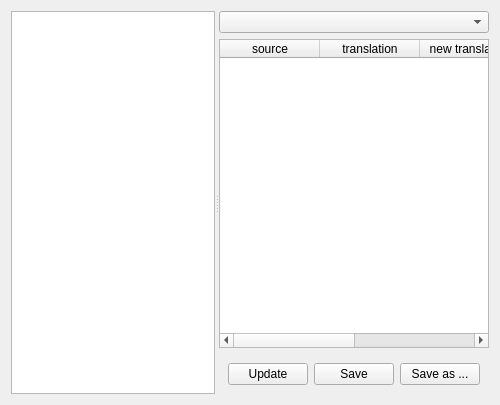
AriyaConseils/MarleneTranslation, file src/linguist/linguistpagecontroller.ui: the form before one commit.
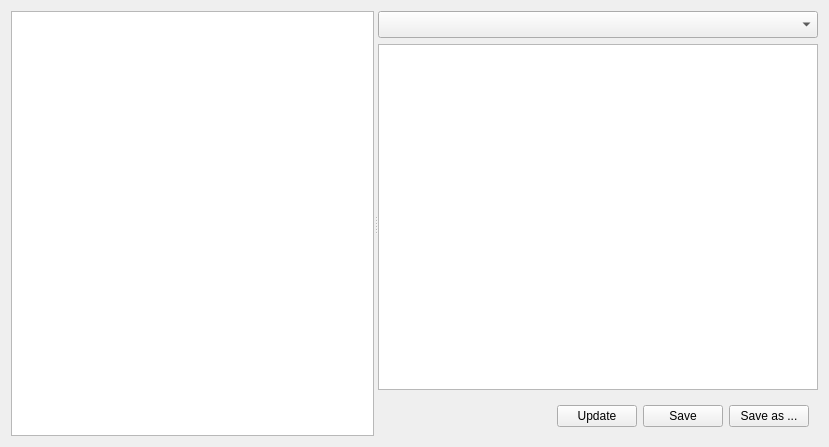
The form after the commit. Custom widgets are drawn as their Qt base class.

Diff of the .ui file:
```diff
--- a/src/linguist/linguistpagecontroller.ui
+++ b/src/linguist/linguistpagecontroller.ui
@@ -6,8 +6,8 @@
    <rect>
     <x>0</x>
     <y>0</y>
-    <width>500</width>
-    <height>405</height>
+    <width>829</width>
+    <height>447</height>
    </rect>
   </property>
   <property name="windowTitle">
@@ -23,42 +23,19 @@
      <widget class="QWidget" name="widget_2" native="true">
       <layout class="QVBoxLayout" name="verticalLayout">
        <item>
-        <widget class="FlagsPickerBox" name="comboBoxLanguage"/>
+        <widget class="FlagsPickerBox" name="comboBoxLanguage">
+         <property name="font">
+          <font>
+           <pointsize>12</pointsize>
+          </font>
+         </property>
+        </widget>
        </item>
        <item>
-        <widget class="QTableWidget" name="tableWidgetTsValues">
-         <property name="selectionMode">
-          <enum>QAbstractItemView::ExtendedSelection</enum>
-         </property>
+        <widget class="QTableView" name="tableView">
          <property name="selectionBehavior">
           <enum>QAbstractItemView::SelectRows</enum>
          </property>
-         <property name="sortingEnabled">
-          <bool>true</bool>
-         </property>
-         <property name="columnCount">
-          <number>4</number>
-         </property>
-         <column>
-          <property name="text">
-           <string>source</string>
-          </property>
-         </column>
-         <column>
-          <property name="text">
-           <string>translation</string>
-          </property>
-         </column>
-         <column>
-          <property name="text">
-           <string>new translation</string>
-          </property>
-         </column>
-         <column>
-          <property name="text">
-           <string>context</string>
-          </property>
-         </column>
         </widget>
        </item>
        <item>
```
